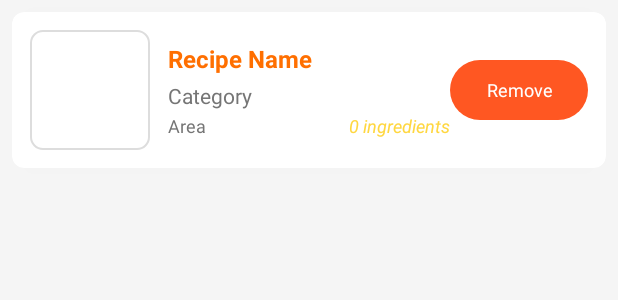
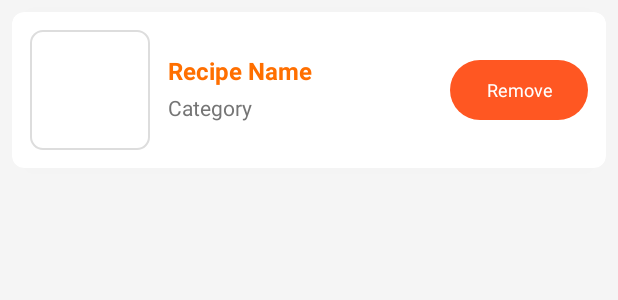
Before and after one commit to shahdhassan4601/recipe-app-kotlin, an Android app: the layout item_favorite_recipe.xml on its own in the app's theme, with its tools: preview values and no code run, on a phone screen of 412 x 824 dp. Shown: the top 300 px of the screen. Run offline under Robolectric (Android 15) with nearby library versions, the light colour scheme and no system bars.

Commit message:
remove the favorite icon from home redesign the favorite card style

```diff
--- a/app/src/main/res/layout/item_favorite_recipe.xml
+++ b/app/src/main/res/layout/item_favorite_recipe.xml
@@ -56,23 +56,7 @@
                 android:orientation="horizontal"
                 android:layout_marginTop="2dp">
 
-                <TextView
-                    android:id="@+id/textViewArea"
-                    android:layout_width="0dp"
-                    android:layout_height="wrap_content"
-                    android:layout_weight="1"
-                    android:text="Area"
-                    android:textSize="12sp"
-                    android:textColor="@color/secondaryTextColor" />
 
-                <TextView
-                    android:id="@+id/textViewIngredientsCount"
-                    android:layout_width="wrap_content"
-                    android:layout_height="wrap_content"
-                    android:text="0 ingredients"
-                    android:textSize="12sp"
-                    android:textColor="@color/yellow_accent"
-                    android:textStyle="italic" />
 
             </LinearLayout>
         </LinearLayout>
```
Also changed, not shown: app/src/main/java/com/example/recipeapp/ui/home/RecipeAdapter.kt (+3 -16 lines), app/src/main/res/layout/item_recipe.xml (+1 -11 lines).
